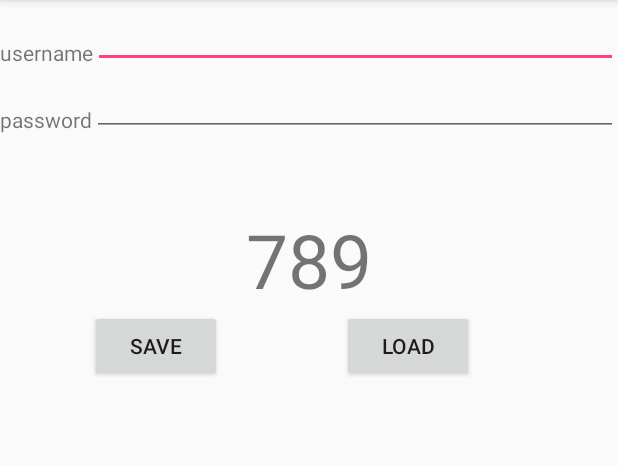
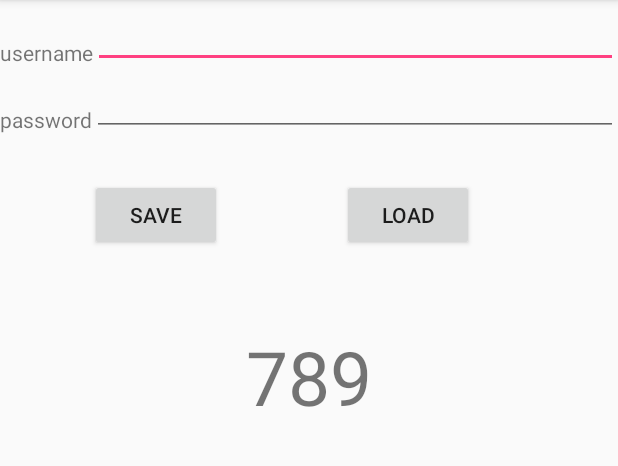
Before and after one commit to huang840801/Exercise_Record, an Android app: the screen it shows after launch (MainActivity), on a phone screen of 412 x 824 dp, the part 84-550 px from its top. Run offline under Robolectric (Android 15) with nearby library versions, the phone set to English and light mode, and no system bars.

Commit message:
RelativeLayout adjustment

```diff
--- a/app/src/main/res/layout/activity_main.xml
+++ b/app/src/main/res/layout/activity_main.xml
@@ -36,23 +36,16 @@
         android:layout_width="match_parent"
         android:layout_height="wrap_content"/>
 
-    <TextView
-        android:id="@+id/tv_show"
-        android:layout_width="match_parent"
-        android:layout_height="wrap_content"
-        android:gravity="center"
-        android:layout_marginTop="50dp"
-        android:layout_below="@+id/tv_password"
-        android:text="789"
-        android:textSize="50dp"/>
+
 
 
     <Button
         android:id="@+id/btn_save"
-        android:layout_below="@+id/tv_show"
+        android:layout_below="@+id/tv_password"
         android:layout_width="wrap_content"
         android:layout_height="wrap_content"
         android:layout_marginLeft="60dp"
+        android:layout_marginTop="30dp"
         android:text="save"
         />
 
@@ -60,9 +53,19 @@
         android:id="@+id/btn_load"
         android:layout_toRightOf="@+id/btn_save"
         android:layout_marginLeft="80dp"
-        android:layout_below="@+id/tv_show"
+        android:layout_below="@+id/tv_password"
+        android:layout_marginTop="30dp"
         android:layout_width="wrap_content"
         android:layout_height="wrap_content"
         android:text="load"
         />
+    <TextView
+        android:id="@+id/tv_show"
+        android:layout_width="match_parent"
+        android:layout_height="wrap_content"
+        android:gravity="center"
+        android:layout_marginTop="50dp"
+        android:layout_below="@+id/btn_save"
+        android:text="789"
+        android:textSize="50dp"/>
 </RelativeLayout>
```
